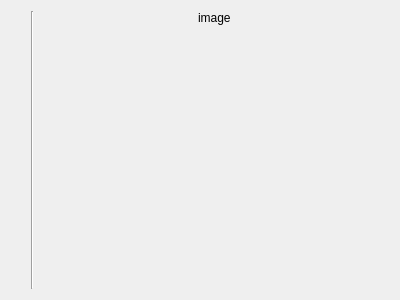
Old version of the form ui/designer/file_data.ui in the repository arielvb/collector.
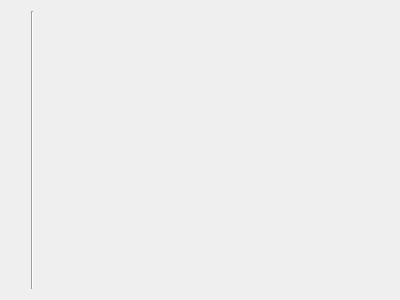
New version of the form.

Commit message: Refractor file_data to use FieldWidgetManager

The edit to the form file:
```diff
--- a/ui/designer/file_data.ui
+++ b/ui/designer/file_data.ui
@@ -57,14 +57,7 @@
       </spacer>
      </item>
      <item>
-      <widget class="QLabel" name="image">
-       <property name="text">
-        <string notr="true">image</string>
-       </property>
-       <property name="alignment">
-        <set>Qt::AlignLeading|Qt::AlignLeft|Qt::AlignTop</set>
-       </property>
-      </widget>
+      <layout class="QVBoxLayout" name="image_layout"/>
      </item>
      <item>
       <spacer name="horizontalSpacer">
```
The commit also changes 4 other files.
